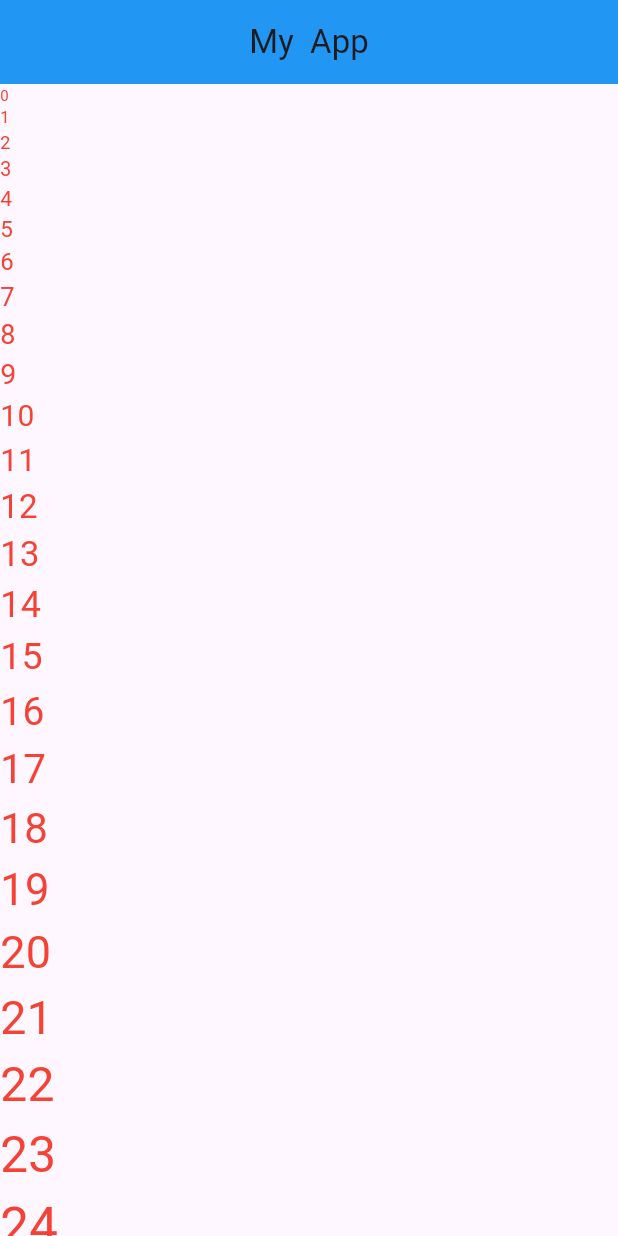
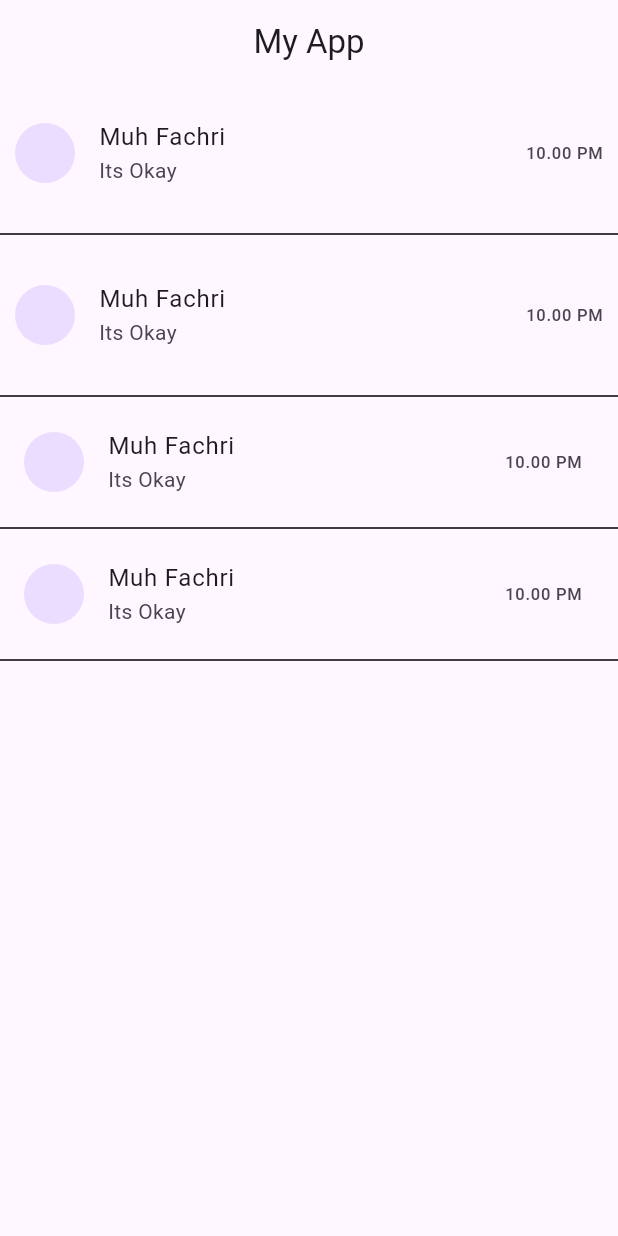
Before and after one commit to Fhriii/flutter_getting_started, a Flutter app: the screen it shows after launch, on a phone screen of 412 x 824 dp. Run offline on Flutter 3.47's test engine with Material 3 defaults, Android fonts, the phone set to English and light mode, and no system bars.

Commit message:
list tile

```diff
--- a/flutter_application_1/lib/main.dart
+++ b/flutter_application_1/lib/main.dart
@@ -1,16 +1,10 @@
 import 'package:flutter/material.dart';
 
 void main(List<String> args) {
-  runApp(MyFirstApp());
+  runApp(myApp());
 }
-class MyFirstApp extends StatelessWidget{
-  List<Color> mycolor = [Colors.red,Colors.blue,Colors.yellow,Colors.black];
-  List<Widget> num=List.generate(90, (index) => Text(index.toString(),
-    style: TextStyle(
-      color: Colors.red,
-      fontSize: 10 +double.parse(index.toString())),
-  ));
 
+class myApp extends StatelessWidget{
 
   @override
   Widget build(BuildContext context) {
@@ -18,20 +12,58 @@ class MyFirstApp extends StatelessWidget{
       debugShowCheckedModeBanner: false,
       home: Scaffold(
         appBar: AppBar(
-          backgroundColor: Colors.blue,
           title: Center(
-            child: Text("My  App"))
-        ,),
-
-        body:ListView(
-          children: num,
+            child: Text("My App"),
+          ),
 
           ),
+          body: ListView(
+            children: [
+              ListTile(
+                title: Text("Muh Fachri"),
+                subtitle: Text("Its Okay",
+                  overflow: TextOverflow.ellipsis,
+                ),
+                leading: CircleAvatar(),
 
-    ),
+                trailing: Text("10.00 PM"),
+                contentPadding: EdgeInsets.all(10),
 
+              ),
+              Divider(
+                color: Colors.black,
+              ),
+              ListTile(
+                title: Text("Muh Fachri"),
+                subtitle: Text("Its Okay"),
+                leading: CircleAvatar(),
+                contentPadding: EdgeInsets.all(10),
+                trailing: Text("10.00 PM"),
+              ),
+              Divider(
+                color: Colors.black,
+              ),
+              ListTile(
+                title: Text("Muh Fachri"),
+                subtitle: Text("Its Okay"),
+                leading: CircleAvatar(),
+                trailing: Text("10.00 PM"),
+              ),
+              Divider(
+                color: Colors.black,
+              ),
+              ListTile(
+                title: Text("Muh Fachri"),
+                subtitle: Text("Its Okay"),
+                leading: CircleAvatar(),
+                trailing: Text("10.00 PM"),
+              ),
+              Divider(
+                color: Colors.black,
+              ),
+            ],
+          ),
+        ),
     );
-
   }
-
 }
```
Also changed, not shown: 1 other file.
